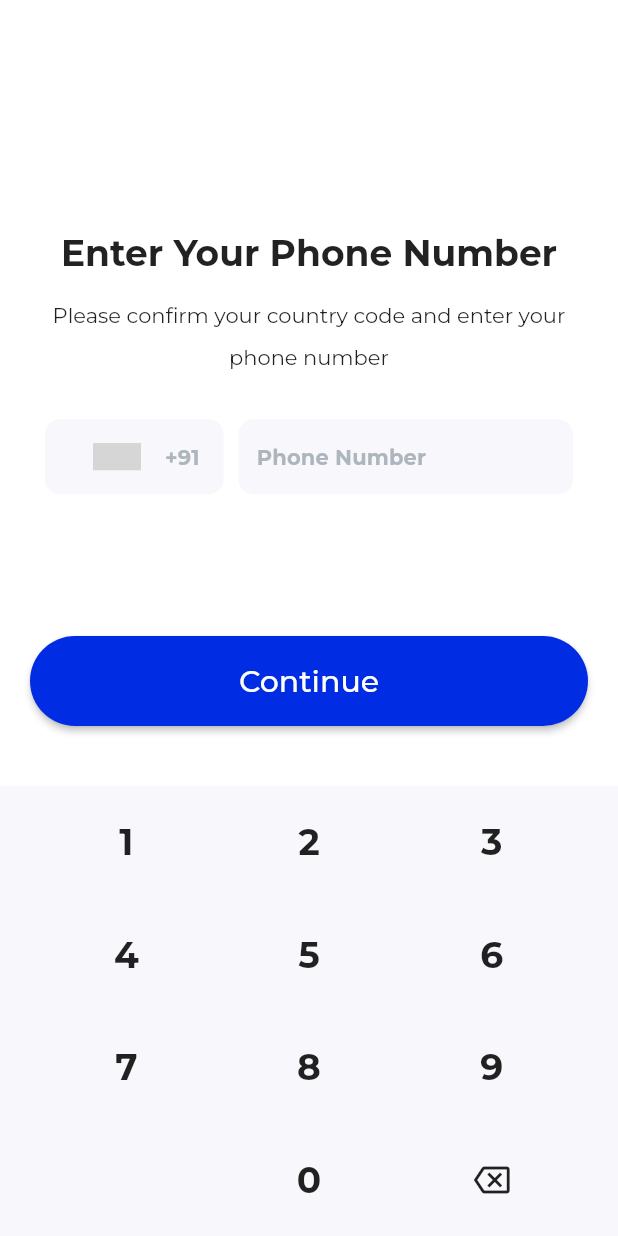
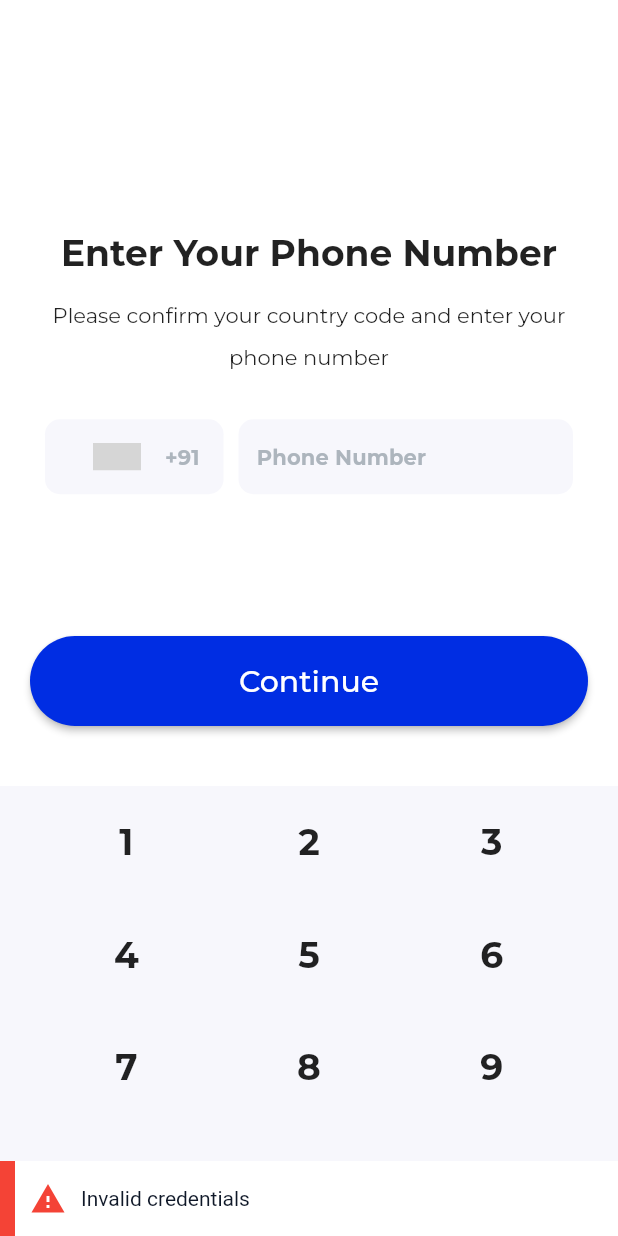
Before and after one commit to vishnucprasad/chateo, a Flutter app: the PhoneNumberPage screen opened by its route, after a tap on "Continue", on a phone screen of 412 x 824 dp. Run offline on Flutter 3.47's test engine with Material 2 defaults, Android fonts, the phone set to English and light mode, and no system bars; drawn by our look-alikes of country_code_picker; our stand-ins replace auto_route, dartz, dio, flutter_bloc, freezed_annotation, get_it and 3 more; statements that could not run were skipped; grey boxes are pictures that could not be loaded.

```diff
--- a/lib/application/auth/auth_bloc.dart
+++ b/lib/application/auth/auth_bloc.dart
@@ -112,6 +112,7 @@ class AuthBloc extends Bloc<AuthEvent, AuthState> {
                     isLoadig: false,
                     isError: true,
                     error: value.message,
+                    otp: null,
                     authOption: some(left(l)),
                   );
                 },
@@ -120,6 +121,7 @@ class AuthBloc extends Bloc<AuthEvent, AuthState> {
                     isLoadig: false,
                     isError: true,
                     error: value.message,
+                    otp: null,
                     authOption: some(left(l)),
                   );
                 },
--- a/lib/core/constants.dart
+++ b/lib/core/constants.dart
@@ -1,3 +1,4 @@
+import 'package:chateo/core/colors.dart';
 import 'package:flutter/material.dart';
 
 const kHeight5 = SizedBox(
@@ -41,3 +42,33 @@ const kWidth50 = SizedBox(
 );
 
 const kBaseUrl = "http://10.0.2.2:3000/api/v1";
+
+SnackBar showErrorSnackBar({
+  required String? errorMessage,
+  required bool isDarkMode,
+}) {
+  return SnackBar(
+    padding: EdgeInsets.zero,
+    content: Row(
+      children: [
+        Container(
+          width: 10,
+          height: 50,
+          color: Colors.red,
+        ),
+        kWidth,
+        const Icon(
+          Icons.warning,
+          color: Colors.red,
+        ),
+        kWidth,
+        Text(
+          errorMessage ?? "Something went wrong",
+          style: TextStyle(color: isDarkMode ? lightColor : darkColor),
+        )
+      ],
+    ),
+    backgroundColor: isDarkMode ? darkColor : lightColor,
+    behavior: SnackBarBehavior.fixed,
+  );
+}
--- a/lib/presentation/pages/login_page/phone_number_page.dart
+++ b/lib/presentation/pages/login_page/phone_number_page.dart
@@ -16,6 +16,9 @@ class PhoneNumberPage extends StatelessWidget {
 
   @override
   Widget build(BuildContext context) {
+    final Brightness currentBrightness =
+        MediaQuery.of(context).platformBrightness;
+    final bool isDarkMode = currentBrightness == Brightness.dark;
     final TextStyle? headLine = Theme.of(context).textTheme.headlineSmall;
     final TextEditingController controller = TextEditingController();
 
@@ -76,11 +79,20 @@ class PhoneNumberPage extends StatelessWidget {
               const Spacer(),
               BlocConsumer<AuthBloc, AuthState>(
                 listenWhen: (previous, current) =>
-                    previous.verification != current.verification,
+                    previous.verification != current.verification ||
+                    previous.error != current.error,
                 listener: (context, state) {
                   if (state.isError == false &&
                       state.verification?.status == 'pending') {
                     context.router.push(const OtpInputRoute());
+                  }
+
+                  if (state.isError && state.error != null) {
+                    ScaffoldMessenger.of(context)
+                        .showSnackBar(showErrorSnackBar(
+                      errorMessage: state.error,
+                      isDarkMode: isDarkMode,
+                    ));
                   }
                 },
                 builder: (context, state) {
```
Also changed, not shown: lib/presentation/pages/login_page/otp_input_page.dart (+16 -1 lines).
